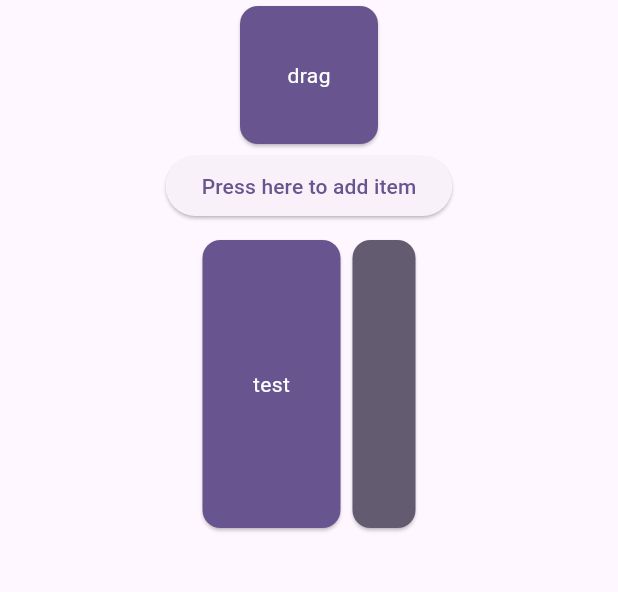
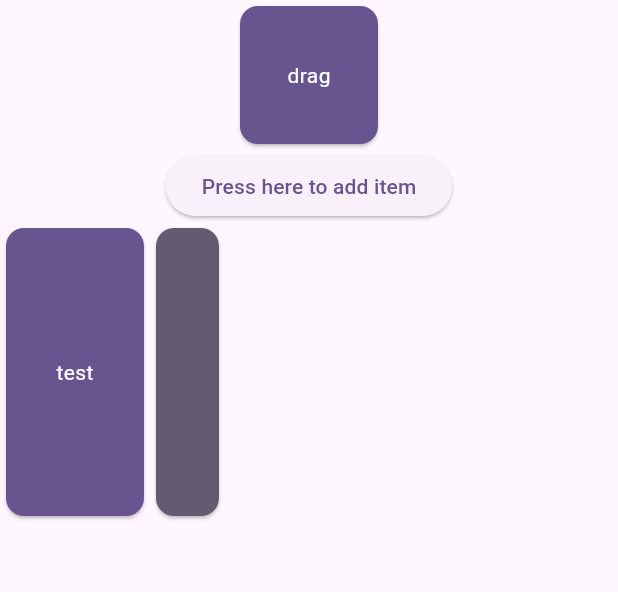
Before and after one commit to sandersona2/visual-uml, a Flutter app: the screen it shows after launch, after a tap on "Press here to add item", on a phone screen of 412 x 824 dp, the part 84-676 px from its top. Run offline on Flutter 3.47's test engine with Material 3 defaults, Android fonts, the phone set to English and light mode, and no system bars.

```diff
--- a/visual_uml/lib/main.dart
+++ b/visual_uml/lib/main.dart
@@ -20,8 +20,8 @@ class MyApp extends StatelessWidget {
   }
 }
 
-class TargetArea extends StatelessWidget {
-  const TargetArea();
+class ItemSource extends StatelessWidget {
+  const ItemSource();
 
   @override
   Widget build(BuildContext context) {
@@ -91,7 +91,6 @@ class _MyHomePageState extends State<MyHomePage> {
       ),
       body: Align(
         alignment: Alignment.topCenter,
-        child: SingleChildScrollView(
         child: Column(
           children: [
             Draggable<List<Widget>>(
@@ -163,17 +162,19 @@ class _MyHomePageState extends State<MyHomePage> {
               },
               child: Text('Press here to add item')
             ),
-              Padding(
-                padding: const EdgeInsets.all(8.0),
-                child: OverflowBar(
-
-                  children: a,
+            SizedBox(
+              height: 200,
+              child: ListView.builder(
+                scrollDirection: Axis.horizontal,
+                itemCount: a.length,
+                itemBuilder: (context, index) {
+                  return a[index];
+                },
               ),
             ),
           ],
         ),
       ),
-      ),
     );
   }
 }
```
Lines whose indentation alone changed are shown as unchanged.
